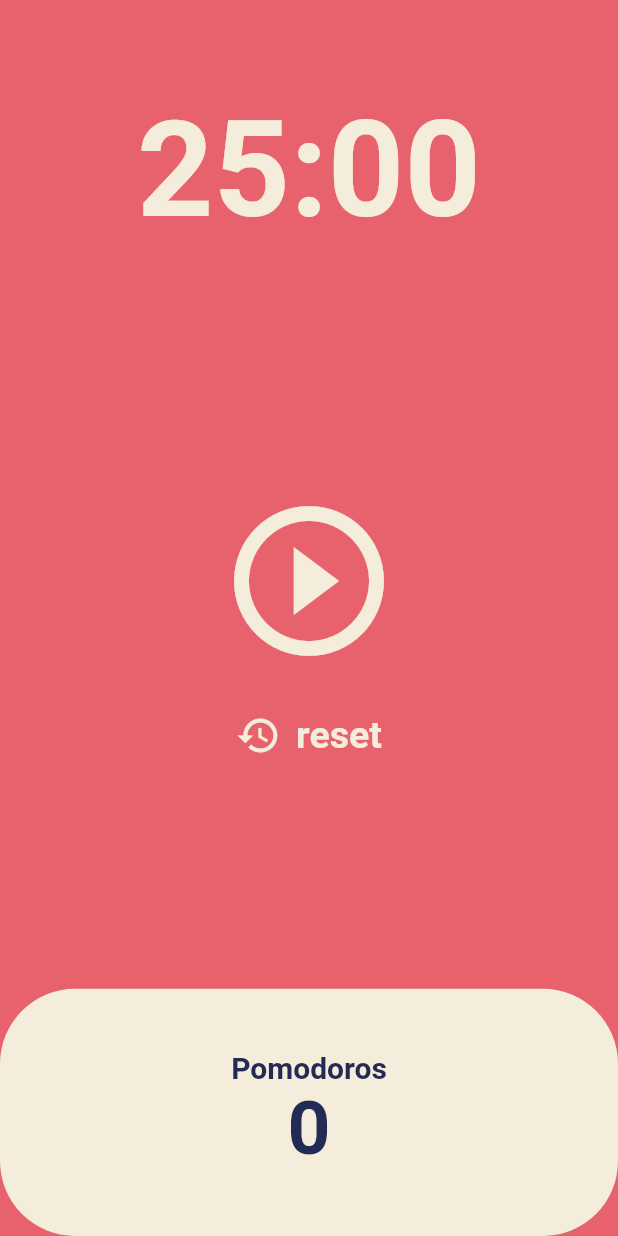
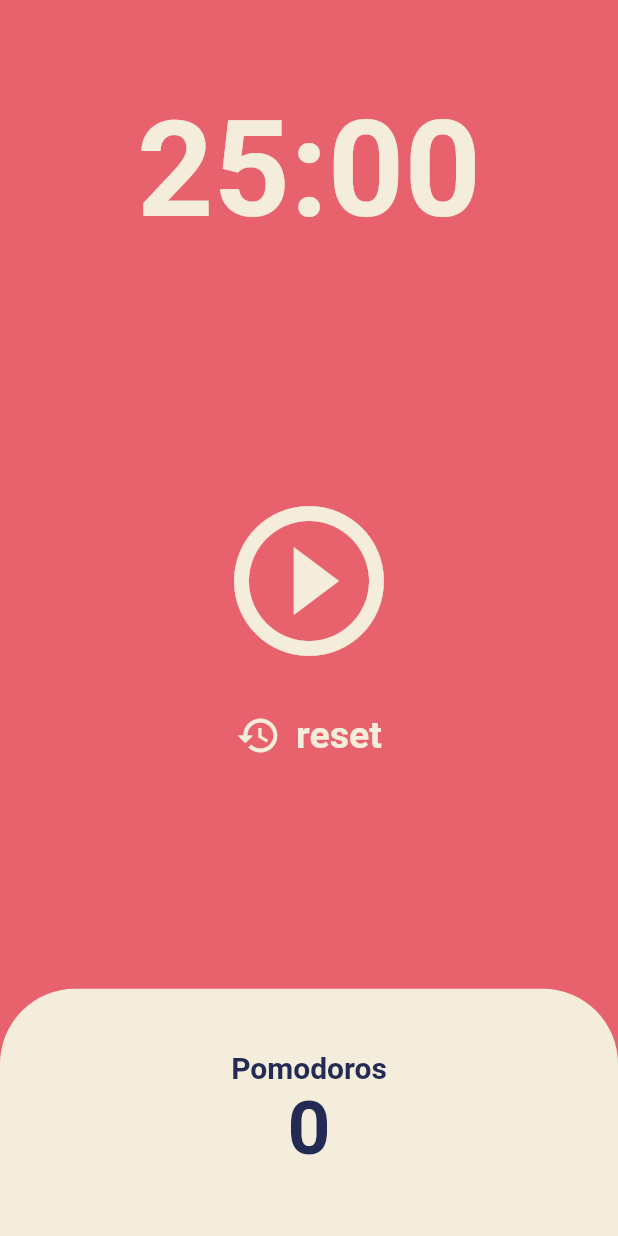
Before and after one commit to byldh124/pomodoro_flutter, a Flutter app: the screen it shows after launch, on a phone screen of 412 x 824 dp. Run offline on Flutter 3.47's test engine with Material 2 defaults, Android fonts, the phone set to English and light mode, and no system bars.

Commit message:
border radius

```diff
--- a/lib/screens/home_screen.dart
+++ b/lib/screens/home_screen.dart
@@ -134,7 +134,9 @@ class _HomeScreenState extends State<HomeScreen> {
                     child: Container(
                       decoration: BoxDecoration(
                           color: Theme.of(context).cardColor,
-                          borderRadius: BorderRadius.circular(50)),
+                          borderRadius: const BorderRadius.only(
+                              topLeft: Radius.circular(50),
+                              topRight: Radius.circular(50))),
                       child: Column(
                         mainAxisAlignment: MainAxisAlignment.center,
                         children: [
```
